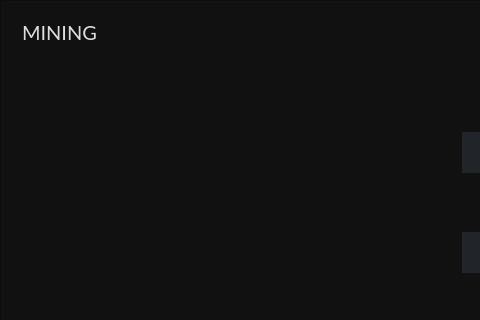
First picture: the form in src/gui/ui/miningframe.ui, repository ConcealNetwork/conceal-desktop, before the edit; both pictures show x 0 to 480 and y 0 to 320 of the 1270 by 700 pixel window.
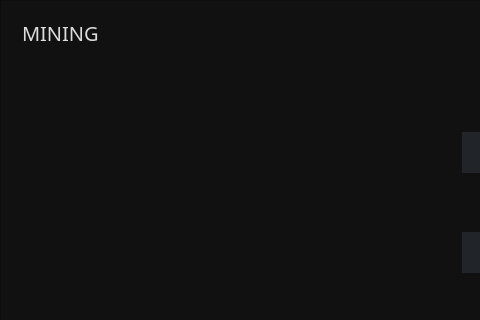
Second picture: the form after the edit.

The edit to the form file:
```diff
--- a/src/gui/ui/miningframe.ui
+++ b/src/gui/ui/miningframe.ui
@@ -56,7 +56,7 @@
       <property name="styleSheet">
        <string notr="true">color: #ddd; 
 font-size: 20px;
-font-family: Lato;</string>
+font-family: Raleway;</string>
       </property>
       <property name="text">
        <string>MINING</string>
```
